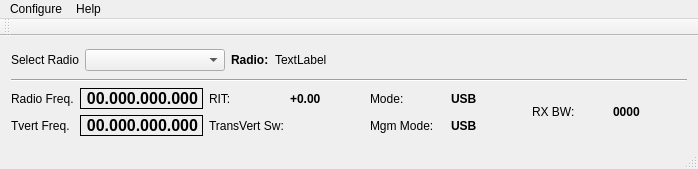
Before: the Qt Designer form mqt/MqtRigControl/rigcontrolmainwindow.ui in zsteva/backup-minos2, drawn with Qt 5.
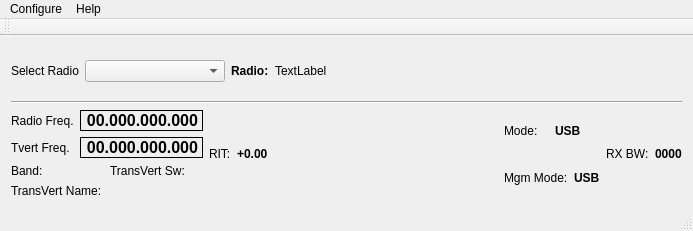
After: the same form once the commit is applied.

```diff
--- a/mqt/MqtRigControl/rigcontrolmainwindow.ui
+++ b/mqt/MqtRigControl/rigcontrolmainwindow.ui
@@ -6,15 +6,15 @@
    <rect>
     <x>0</x>
     <y>0</y>
-    <width>698</width>
-    <height>169</height>
+    <width>693</width>
+    <height>231</height>
    </rect>
   </property>
   <property name="windowTitle">
    <string>Minos Rig Control</string>
   </property>
   <widget class="QWidget" name="centralWidget">
-   <layout class="QVBoxLayout" name="verticalLayout">
+   <layout class="QVBoxLayout" name="verticalLayout_6">
     <item>
      <layout class="QVBoxLayout" name="verticalLayout_2">
       <item>
@@ -150,6 +150,68 @@
             </item>
            </layout>
           </item>
+          <item>
+           <layout class="QVBoxLayout" name="verticalLayout">
+            <item>
+             <layout class="QHBoxLayout" name="horizontalLayout_10">
+              <item>
+               <layout class="QHBoxLayout" name="horizontalLayout_4">
+                <item>
+                 <widget class="QLabel" name="transVertBandDisp">
+                  <property name="text">
+                   <string>Band:</string>
+                  </property>
+                 </widget>
+                </item>
+                <item>
+                 <widget class="QLabel" name="transVertBandDispLbl">
+                  <property name="text">
+                   <string/>
+                  </property>
+                 </widget>
+                </item>
+               </layout>
+              </item>
+              <item>
+               <layout class="QHBoxLayout" name="horizontalLayout_7">
+                <item>
+                 <widget class="QLabel" name="transVertSwLbl">
+                  <property name="text">
+                   <string>TransVert Sw:</string>
+                  </property>
+                 </widget>
+                </item>
+                <item>
+                 <widget class="QLabel" name="transVertSwNum">
+                  <property name="text">
+                   <string/>
+                  </property>
+                 </widget>
+                </item>
+               </layout>
+              </item>
+             </layout>
+            </item>
+            <item>
+             <layout class="QHBoxLayout" name="horizontalLayout_8">
+              <item>
+               <widget class="QLabel" name="transVertNameDisp">
+                <property name="text">
+                 <string>TransVert Name:</string>
+                </property>
+               </widget>
+              </item>
+              <item>
+               <widget class="QLabel" name="transVertNameLbl">
+                <property name="text">
+                 <string/>
+                </property>
+               </widget>
+              </item>
+             </layout>
+            </item>
+           </layout>
+          </item>
          </layout>
         </item>
         <item>
@@ -179,23 +241,18 @@
               </property>
              </widget>
             </item>
-           </layout>
-          </item>
-          <item>
-           <layout class="QHBoxLayout" name="horizontalLayout_4">
             <item>
-             <widget class="QLabel" name="transVertSwLbl">
-              <property name="text">
-               <string>TransVert Sw:</string>
+             <spacer name="horizontalSpacer_2">
+              <property name="orientation">
+               <enum>Qt::Horizontal</enum>
               </property>
-             </widget>
-            </item>
-            <item>
-             <widget class="QLabel" name="transVertSwNum">
-              <property name="text">
-               <string/>
+              <property name="sizeHint" stdset="0">
+               <size>
+                <width>40</width>
+                <height>20</height>
+               </size>
               </property>
-             </widget>
+             </spacer>
             </item>
            </layout>
           </item>
@@ -288,7 +345,7 @@
     <rect>
      <x>0</x>
      <y>0</y>
-     <width>698</width>
+     <width>693</width>
      <height>21</height>
     </rect>
    </property>
```
